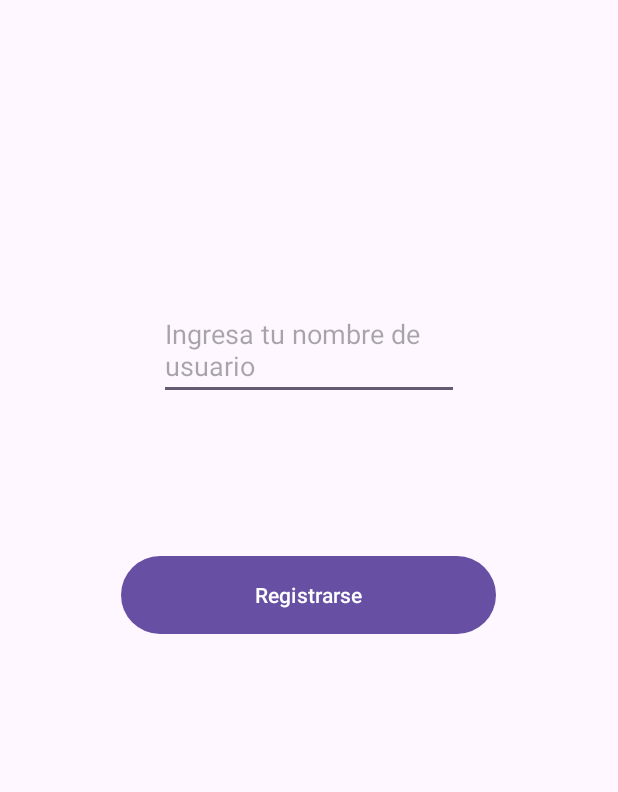
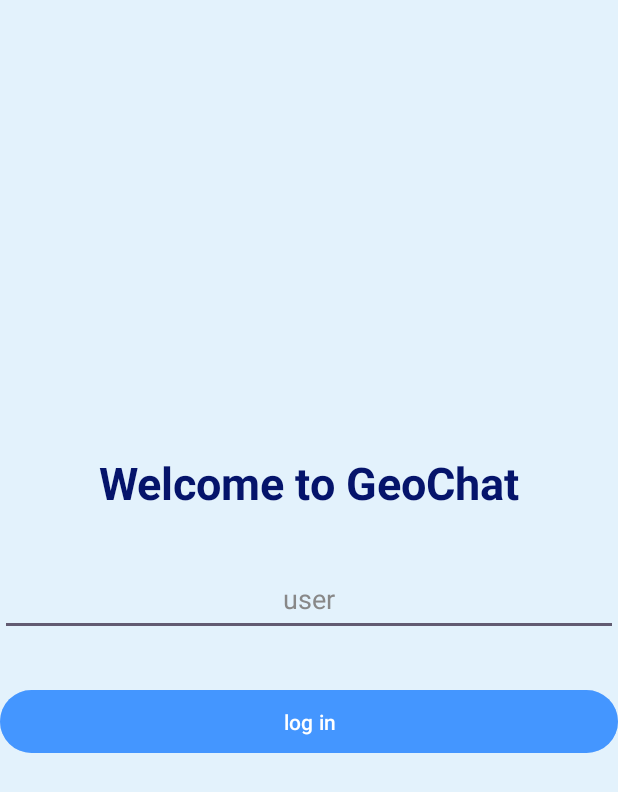
Before and after one commit to JuanPichus/GeoChat_Android, an Android app: the screen it shows after launch (login), on a phone screen of 412 x 824 dp. Shown: the top 792 px of the screen. Run offline under Robolectric (Android 15) with nearby library versions, the phone set to English and light mode, and no system bars; our stand-ins replace Firebase (no records; nobody signed in at launch, a user with empty details on screens opened directly).

Commit message:
Diseno login y activity chat

```diff
--- /dev/null
+++ b/app/src/main/res/drawable/ic_person_24.xml
@@ -0,0 +1,5 @@
+<vector xmlns:android="http://schemas.android.com/apk/res/android" android:height="50dp" android:tint="#000000" android:viewportHeight="24" android:viewportWidth="24" android:width="50dp">
+
+    <path android:fillColor="@android:color/white" android:pathData="M12,2C6.48,2 2,6.48 2,12s4.48,10 10,10s10,-4.48 10,-10S17.52,2 12,2zM12,6c1.93,0 3.5,1.57 3.5,3.5S13.93,13 12,13s-3.5,-1.57 -3.5,-3.5S10.07,6 12,6zM12,20c-2.03,0 -4.43,-0.82 -6.14,-2.88C7.55,15.8 9.68,15 12,15s4.45,0.8 6.14,2.12C16.43,19.18 14.03,20 12,20z"/>
+
+</vector>
--- /dev/null
+++ b/app/src/main/res/drawable/ic_send_24.xml
@@ -0,0 +1,5 @@
+<vector xmlns:android="http://schemas.android.com/apk/res/android" android:height="50dp" android:tint="#000000" android:viewportHeight="24" android:viewportWidth="24" android:width="50dp">
+
+    <path android:fillColor="@android:color/white" android:pathData="M18.21,9.21C15.93,10.78 13.45,13.3 13,17h2v2H9v-2h2c-0.5,-4.5 -4.37,-8 -9,-8V7c4.39,0 8.22,2.55 10,6.3c1.13,-2.43 2.99,-4.25 4.78,-5.52L14,5h7v7L18.21,9.21z"/>
+
+</vector>
--- a/app/src/main/res/layout/activity_login.xml
+++ b/app/src/main/res/layout/activity_login.xml
@@ -1,30 +1,46 @@
 <?xml version="1.0" encoding="utf-8"?>
 <LinearLayout
     xmlns:android="http://schemas.android.com/apk/res/android"
-    xmlns:app="http://schemas.android.com/apk/res-auto"
     xmlns:tools="http://schemas.android.com/tools"
     android:id="@+id/main"
     android:layout_width="match_parent"
     android:layout_height="match_parent"
-    tools:context=".login"
     android:orientation="vertical"
-    android:padding="10dp">
+    android:gravity="center"
+    android:padding="24dp"
+    android:background="#8CCEEEFA"
+    tools:context=".login">
+
+    <TextView
+        android:id="@+id/tv_title"
+        android:layout_width="wrap_content"
+        android:layout_height="wrap_content"
+        android:text="Welcome to GeoChat"
+        android:textSize="30sp"
+        android:textStyle="bold"
+        android:textColor="#05146B"
+        android:layout_marginBottom="32dp" />
 
     <EditText
         android:id="@+id/et_username"
-        android:layout_width="200dp"
-        android:layout_height="wrap_content"
-        android:hint="Ingresa tu nombre de usuario"
-        android:layout_gravity="center"
-        android:layout_marginTop="200dp"/>
+        android:layout_width="match_parent"
+        android:layout_height="50dp"
+        android:hint="user"
+        android:padding="12dp"
+        android:textAlignment="center"
+        android:textColor="#000"
+        android:textColorHint="#888"
+        android:layout_marginBottom="24dp" />
 
     <Button
         android:id="@+id/btn_register"
-        android:layout_width="250dp"
-        android:layout_height="60dp"
-        android:layout_marginTop="100dp"
-        android:layout_gravity="center"
-        android:text="Registrarse"
-        />
+        android:layout_width="match_parent"
+        android:layout_height="50dp"
+        android:text="log in"
+        android:textAllCaps="false"
+        android:textColor="#FFFFFF"
+        android:backgroundTint="#74006FFF"
+        android:layout_marginTop="8dp"
+        android:layout_marginBottom="16dp" />
 
 </LinearLayout>
```
Also changed, not shown: app/src/main/AndroidManifest.xml (+4 -4 lines), app/src/main/java/com/example/a22100178_geochat/chat.java (added, +24 -0 lines), app/src/main/res/layout/activity_chat.xml (added, +95 -0 lines).
